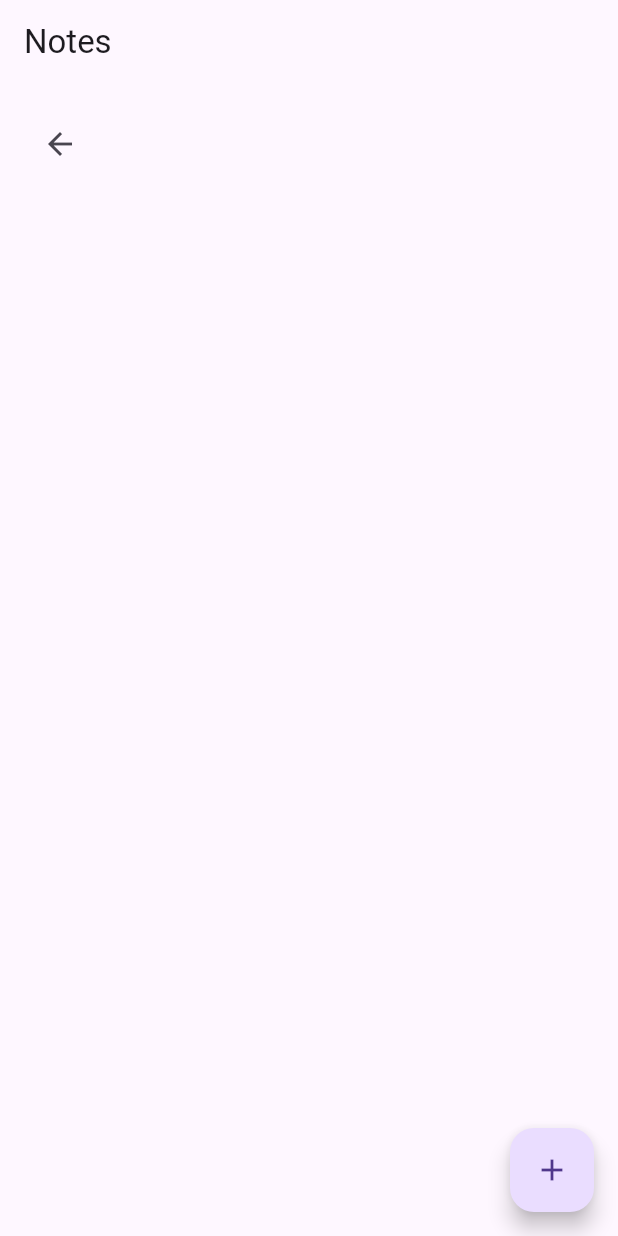
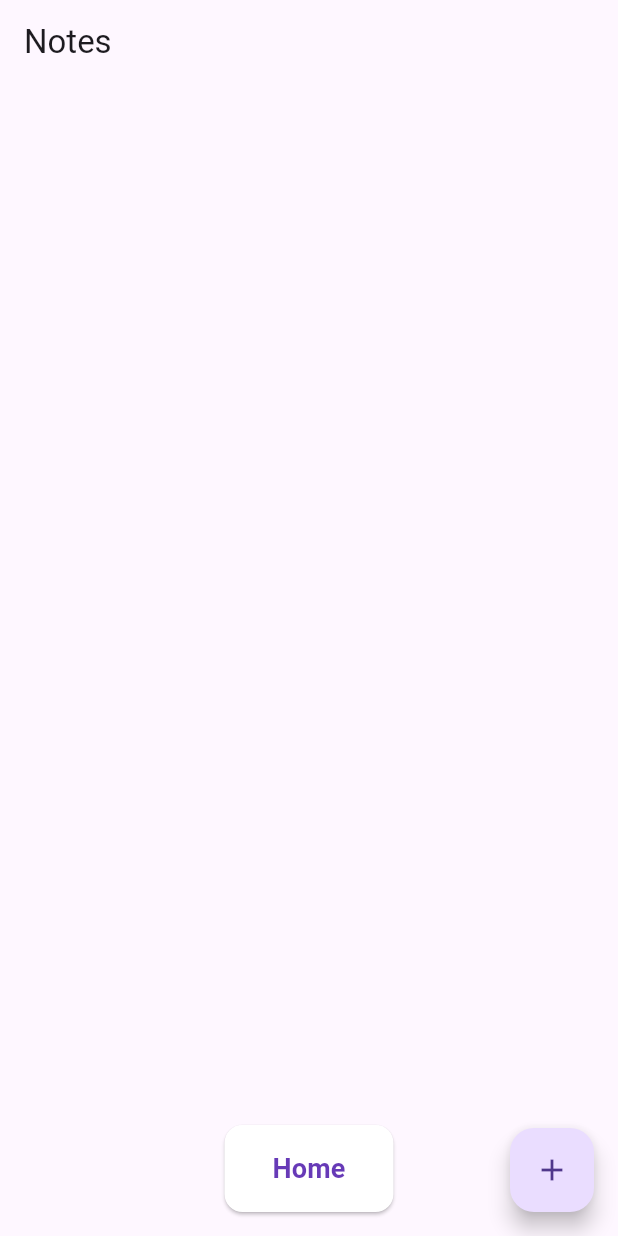
Before and after one commit to Siriuslys/flutter-note-app, a Flutter app: the NotesPage screen opened directly, on a phone screen of 412 x 824 dp. Run offline on Flutter 3.47's test engine with Material 3 defaults, Android fonts, the phone set to English and light mode, and no system bars; our stand-ins replace google_fonts.

Commit message:
Update: edit notes

```diff
--- a/lib/pages/notes_page.dart
+++ b/lib/pages/notes_page.dart
@@ -1,7 +1,7 @@
 import 'package:flutter/material.dart';
 import 'package:tugas3/models/note_model.dart';
 import 'package:tugas3/pages/create_note.dart';
-import 'package:tugas3/pages/home_page.dart'; // Import HomePage
+import 'package:tugas3/pages/home_page.dart';
 import 'package:tugas3/pages/widgets/note_card.dart';
 
 class NotesPage extends StatefulWidget {
@@ -12,7 +12,7 @@ class NotesPage extends StatefulWidget {
 }
 
 class _NotesPageState extends State<NotesPage> {
-  List<Note> notes = List.empty(growable: true);
+  List<Note> notes = [];
 
   @override
   Widget build(BuildContext context) {
@@ -22,26 +22,6 @@ class _NotesPageState extends State<NotesPage> {
       ),
       body: Column(
         children: [
-          // Custom Back Button
-          Padding(
-            padding: const EdgeInsets.all(16.0),
-            child: Align(
-              alignment: Alignment.centerLeft,
-              child: IconButton(
-                icon: const Icon(Icons.arrow_back),
-                onPressed: () {
-                  // Navigate back to HomePage
-                  Navigator.pushReplacement(
-                    context,
-                    MaterialPageRoute(
-                      builder: (context) => const HomePage(),
-                    ),
-                  );
-                },
-              ),
-            ),
-          ),
-          // List of Notes
           Expanded(
             child: ListView.builder(
               itemCount: notes.length,
@@ -50,8 +30,40 @@ class _NotesPageState extends State<NotesPage> {
                   note: notes[index],
                   index: index,
                   onNoteDeleted: onNoteDeleted,
+                  onNoteEdited: onNoteEdited,
                 );
               },
+            ),
+          ),
+          Padding(
+            padding: const EdgeInsets.all(16.0),
+            child: ElevatedButton(
+              onPressed: () {
+                Navigator.pushReplacement(
+                  context,
+                  MaterialPageRoute(
+                    builder: (context) => const HomePage(),
+                  ),
+                );
+              },
+              style: ElevatedButton.styleFrom(
+                backgroundColor: Colors.white,
+                padding: const EdgeInsets.symmetric(
+                  horizontal: 32,
+                  vertical: 16,
+                ),
+                shape: RoundedRectangleBorder(
+                  borderRadius: BorderRadius.circular(12),
+                ),
+              ),
+              child: const Text(
+                "Home",
+                style: TextStyle(
+                  color: Colors.deepPurple,
+                  fontSize: 18,
+                  fontWeight: FontWeight.bold,
+                ),
+              ),
             ),
           ),
         ],
@@ -72,12 +84,20 @@ class _NotesPageState extends State<NotesPage> {
   }
 
   void onNewNoteCreated(Note note) {
-    notes.add(note);
-    setState(() {});
+    setState(() {
+      notes.add(note);
+    });
   }
 
   void onNoteDeleted(int index) {
-    notes.removeAt(index);
-    setState(() {});
+    setState(() {
+      notes.removeAt(index);
+    });
+  }
+
+  void onNoteEdited(int index, Note newNote) {
+    setState(() {
+      notes[index] = newNote;
+    });
   }
 }
```
Also changed, not shown: lib/pages/create_note.dart (+48 -48 lines), lib/pages/widgets/note_card.dart (+31 -29 lines).
